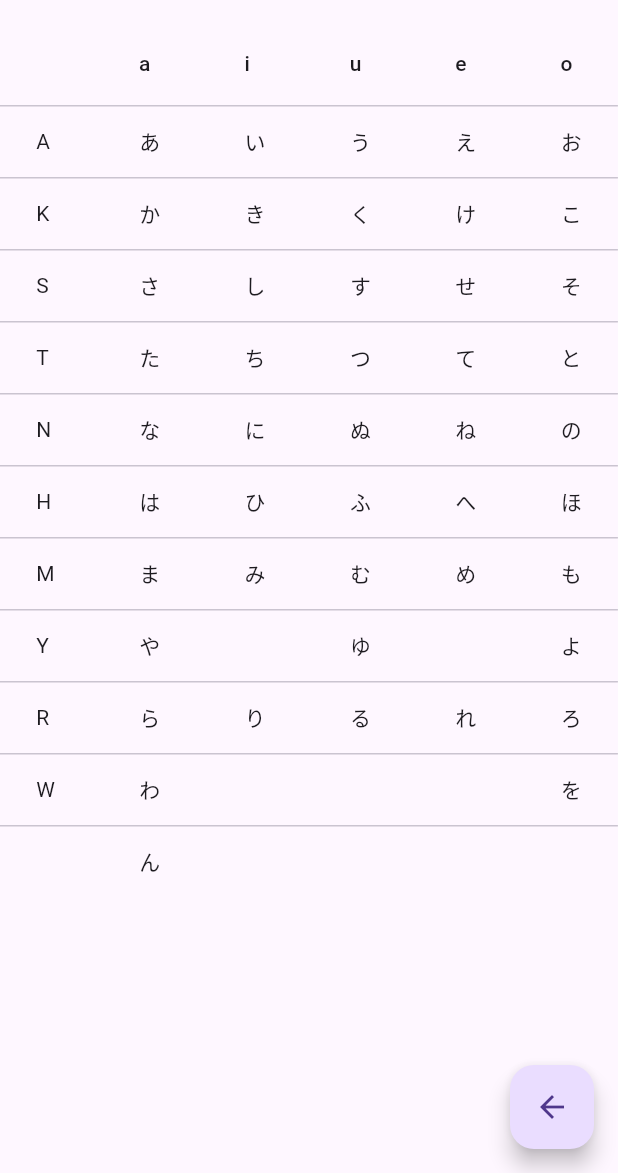
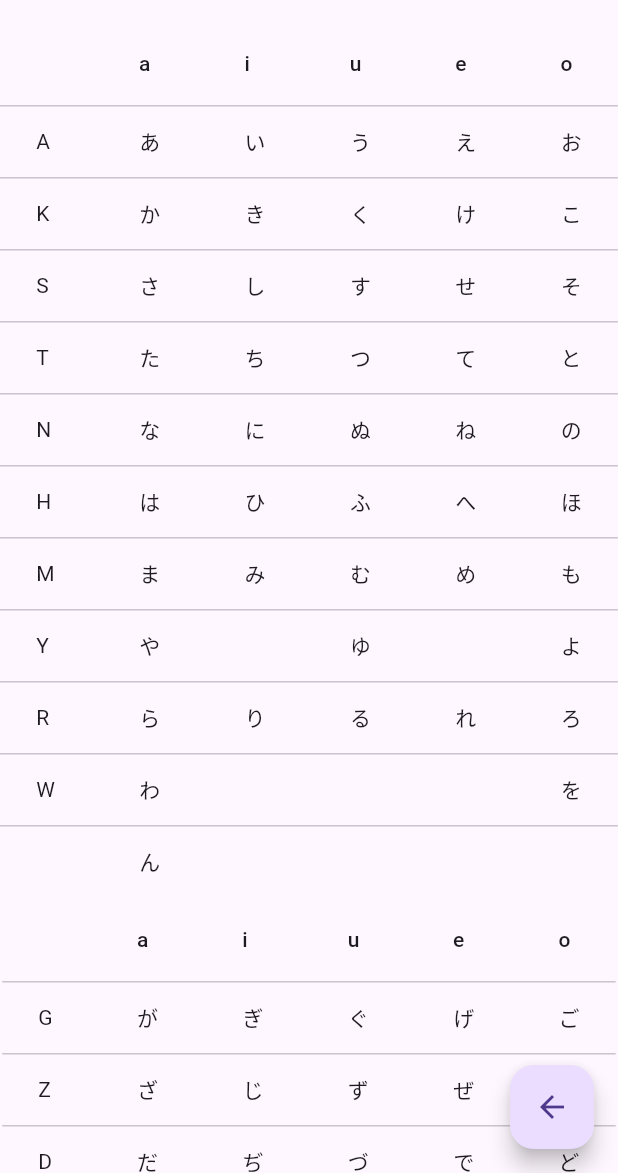
Before and after one commit to stuffybear97/kanaApp, a Flutter app: the HiraganaPage screen opened by its route, on a phone screen of 412 x 824 dp, the part 63-1236 px from its top. Run offline on Flutter 3.47's test engine with Material 3 defaults, Android fonts, the phone set to English and light mode, and no system bars.

Commit message:
update table

```diff
--- a/lib/hiragana.dart
+++ b/lib/hiragana.dart
@@ -1,4 +1,5 @@
 import 'package:flutter/material.dart';
+
 
 class HiraganaPage extends StatelessWidget {
   @override
@@ -8,8 +9,28 @@ class HiraganaPage extends StatelessWidget {
         title: Text('Hiragana Page'),
       ),
       body: SingleChildScrollView(
-        scrollDirection: Axis.horizontal,
-        child: DataTable(
+        scrollDirection: Axis.vertical,
+        child: Column(
+          children: [
+            _buildHiraganaTable(),
+            _buildHiraganaTable2(),
+            // Add more tables here as needed
+          ],
+        ),
+      ),
+      floatingActionButton: FloatingActionButton(
+        child: Icon(Icons.arrow_back),
+        onPressed: () {
+          Navigator.pop(context);
+        },
+      ),
+    );
+  }
+
+  Widget _buildHiraganaTable() {
+    return SingleChildScrollView(
+      scrollDirection: Axis.horizontal,
+      child: DataTable(
           columns: [
             DataColumn(label: Text('')),
             DataColumn(label: Text('a')),
@@ -108,14 +129,65 @@ class HiraganaPage extends StatelessWidget {
               DataCell(Text('')),
             ]),
           ],
-        ),
-      ),
-      floatingActionButton: FloatingActionButton(
-        child: Icon(Icons.arrow_back),
-        onPressed: () {
-          Navigator.pop(context);
-        },
-      ),
+      )
+    );
+  }
+
+  Widget _buildHiraganaTable2() {
+    return SingleChildScrollView(
+      scrollDirection: Axis.horizontal,
+      child: DataTable(
+                columns: [
+                  DataColumn(label: Text('')),
+                  DataColumn(label: Text('a')),
+                  DataColumn(label: Text('i')),
+                  DataColumn(label: Text('u')),
+                  DataColumn(label: Text('e')),
+                  DataColumn(label: Text('o')),
+                ],
+                rows: [
+                  DataRow(cells: [
+                    DataCell(Text('G')),
+                    DataCell(Text('が')),
+                    DataCell(Text('ぎ')),
+                    DataCell(Text('ぐ')),
+                    DataCell(Text('げ')),
+                    DataCell(Text('ご')),
+                  ]),
+                  DataRow(cells: [
+                    DataCell(Text('Z')),
+                    DataCell(Text('ざ')),
+                    DataCell(Text('じ')),
+                    DataCell(Text('ず')),
+                    DataCell(Text('ぜ')),
+                    DataCell(Text('ぞ')),
+                  ]),
+                  DataRow(cells: [
+                    DataCell(Text('D')),
+                    DataCell(Text('だ')),
+                    DataCell(Text('ぢ')),
+                    DataCell(Text('づ')),
+                    DataCell(Text('で')),
+                    DataCell(Text('ど')),
+                  ]),
+                  DataRow(cells: [
+                    DataCell(Text('B')),
+                    DataCell(Text('ば')),
+                    DataCell(Text('び')),
+                    DataCell(Text('ぶ')),
+                    DataCell(Text('べ')),
+                    DataCell(Text('ぼ')),
+                  ]),
+                  DataRow(cells: [
+                    DataCell(Text('P')),
+                    DataCell(Text('ぱ')),
+                    DataCell(Text('ぴ')),
+                    DataCell(Text('ぷ')),
+                    DataCell(Text('ぺ')),
+                    DataCell(Text('ぽ')),
+                  ]),
+                ],
+              ),
     );
   }
 }
```
Also changed, not shown: lib/katagana.dart (+84 -10 lines).
